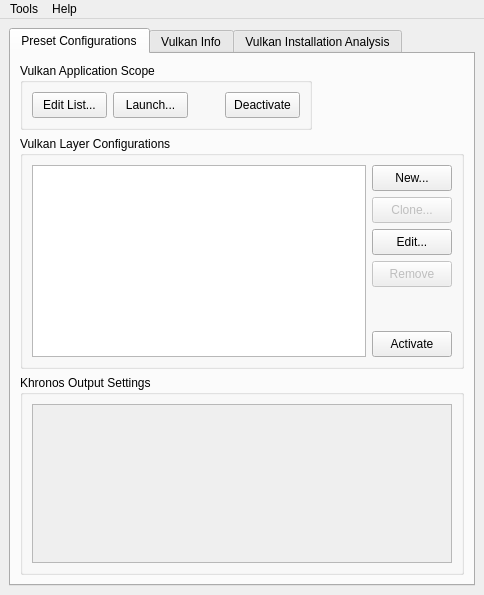
Before: the Qt Designer form vkconfig/mainwindow.ui in LunarG/VulkanTools, drawn with Qt 5.
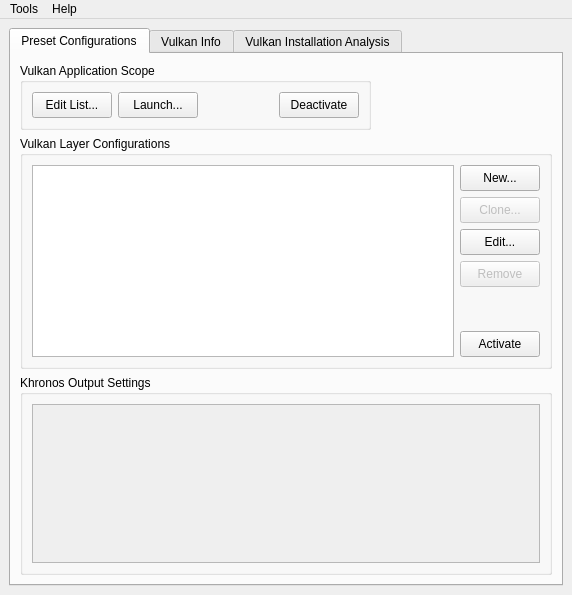
After: the same form once the commit is applied. Icons and pictures are not drawn.

```diff
--- a/vkconfig/mainwindow.ui
+++ b/vkconfig/mainwindow.ui
@@ -6,7 +6,7 @@
    <rect>
     <x>0</x>
     <y>0</y>
-    <width>484</width>
+    <width>572</width>
     <height>595</height>
    </rect>
   </property>
@@ -286,8 +286,8 @@
                <rect>
                 <x>0</x>
                 <y>0</y>
-                <width>420</width>
-                <height>176</height>
+                <width>470</width>
+                <height>149</height>
                </rect>
               </property>
               <layout class="QHBoxLayout" name="horizontalLayout_3"/>
@@ -318,8 +318,8 @@
     <rect>
      <x>0</x>
      <y>0</y>
-     <width>484</width>
-     <height>21</height>
+     <width>572</width>
+     <height>22</height>
     </rect>
    </property>
    <widget class="QMenu" name="menuTools">
```
